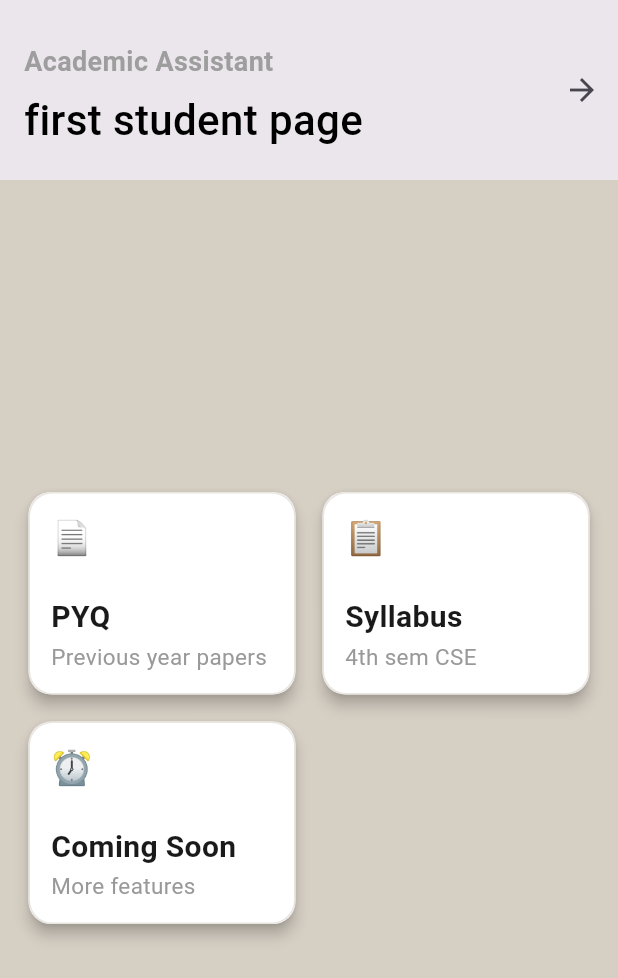
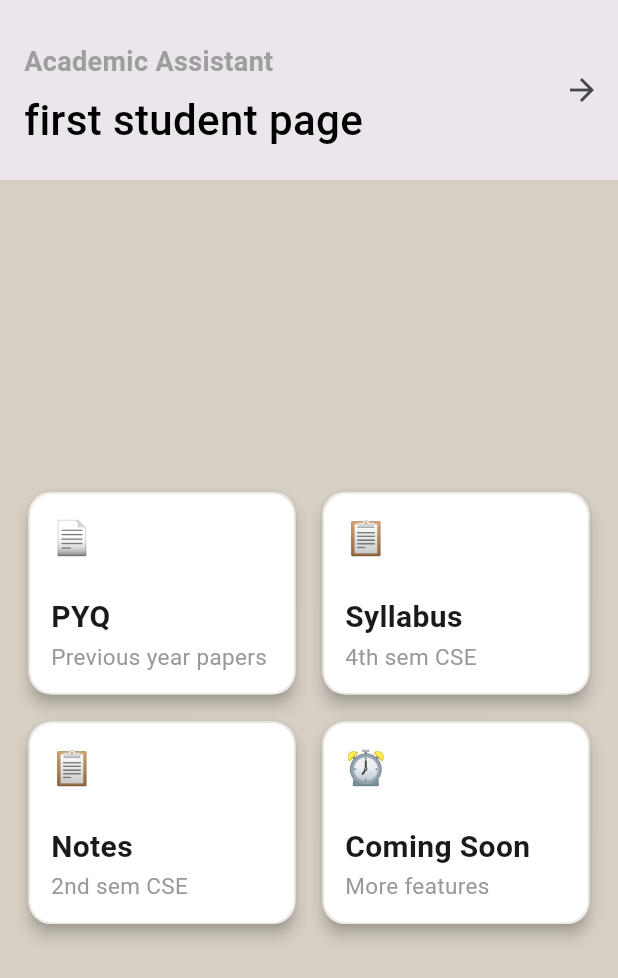
Before and after one commit to Bhavesh-yadav-dev/StudyVault, a Flutter app: the FirstYearPage screen opened directly, on a phone screen of 412 x 824 dp. Shown: the top 978 px of the screen. Run offline on Flutter 3.47's test engine with Material 3 defaults, Android fonts, the phone set to English and light mode, and no system bars; our stand-ins replace lottie; missing offline and left inert: gpt_markdown.

Commit message:
notes page progressing

```diff
--- a/lib/chatbot.dart
+++ b/lib/AI_helper/chatbot.dart
@@ -2,8 +2,8 @@ import 'dart:convert';
 import 'package:gpt_markdown/gpt_markdown.dart';
 import 'package:http/http.dart' as http;
 import 'package:flutter/material.dart';
-import 'package:studyvault/chatmsg.dart';
-import 'package:studyvault/constants.dart';
+import 'package:studyvault/AI_helper/chatmsg.dart';
+import 'package:studyvault/contants/constants.dart';
 
 
 class Chatbot extends StatefulWidget {
--- a/lib/first_year_page/first_year_page.dart
+++ b/lib/first_year_page/first_year_page.dart
@@ -1,9 +1,9 @@
 import 'package:flutter/material.dart';
-import 'package:studyvault/gridcart.dart';
+import 'package:studyvault/contants/gridcart.dart';
+import 'package:studyvault/first_year_page/page_notes_section.dart';
 import 'package:studyvault/landing_page.dart';
 import 'package:studyvault/loadingscreen.dart';
 import 'package:url_launcher/url_launcher.dart';
-
 
 class FirstYearPage extends StatefulWidget {
   const FirstYearPage({super.key});
@@ -60,7 +60,6 @@ class _FirstYearPageState extends State<FirstYearPage> {
               ],
             ),
           ),
-
         ),
         actions: [
           IconButton(
@@ -105,6 +104,25 @@ class _FirstYearPageState extends State<FirstYearPage> {
                 ),
               ),
 
+              // _buildCard(
+              //   '📋',
+              //   'Notes',
+              //   '2nd sem CSE',
+              //   () => openWebsite(
+              //     "https://drive.google.com/file/d/1-zYKMr1zI16XI9FfQYPo__u5trd1PQM7/view",
+              //   ),
+              // ),
+
+              _buildCard(
+                '📋',
+                'Notes',
+                '2nd sem CSE',
+                ()=> Navigator.push(
+                  context,
+                  MaterialPageRoute(builder: (_) => const NotesSection()),
+                ),
+              ),
+
               _buildCard(
                 '⏰',
                 'Coming Soon',
--- a/lib/landing_page.dart
+++ b/lib/landing_page.dart
@@ -1,7 +1,7 @@
 import 'package:flutter/material.dart';
-import 'package:studyvault/chatbot.dart';
+import 'package:studyvault/AI_helper/chatbot.dart';
 import 'package:studyvault/first_year_page/first_year_page.dart';
-import 'package:studyvault/gridcart.dart';
+import 'package:studyvault/contants/gridcart.dart';
 import 'package:studyvault/loadingscreen.dart';
 import 'package:url_launcher/url_launcher.dart';
 
```
Also changed, not shown: lib/first_year_page/page_notes_section.dart (added, +79 -0 lines), lib/AI_helper/chatmsg.dart (renamed from lib/chatmsg.dart), lib/contants/constants.dart (renamed from lib/constants.dart), lib/contants/gridcart.dart (renamed from lib/gridcart.dart). Lines whose indentation alone changed are shown as unchanged.
